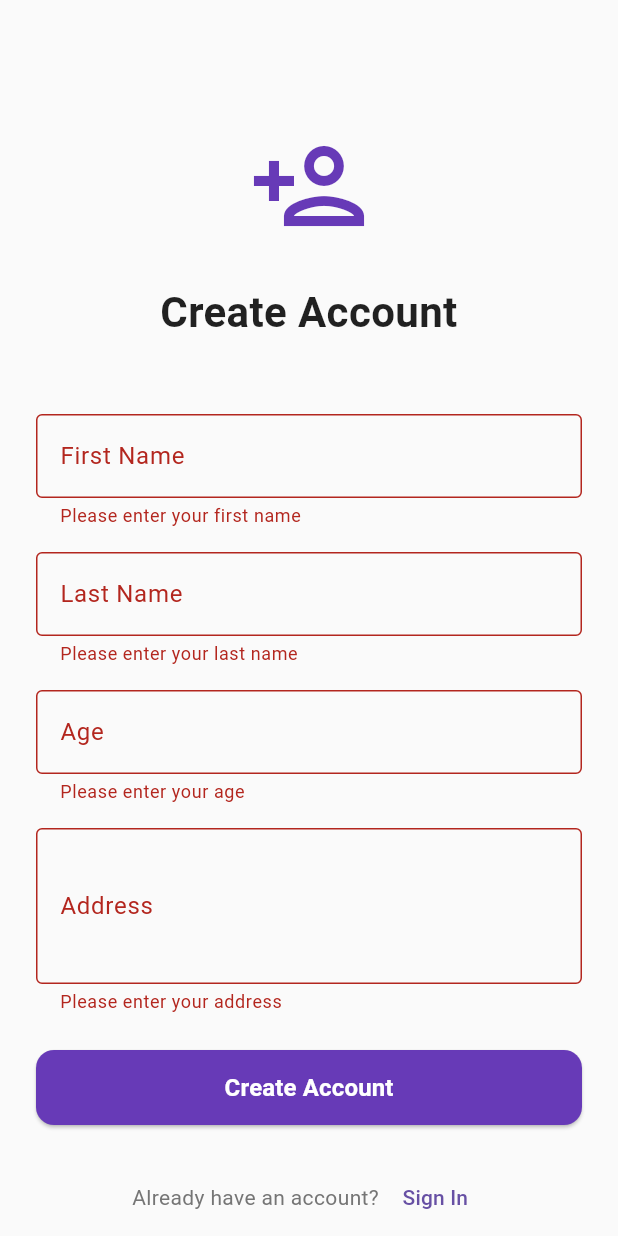
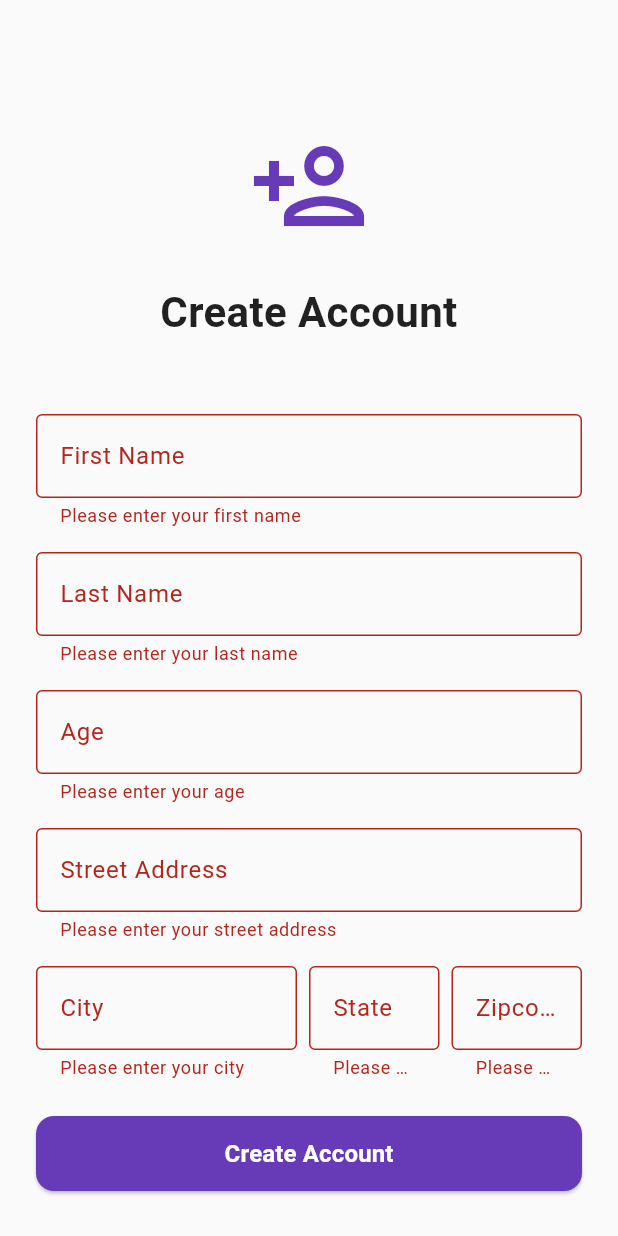
Before and after one commit to JunHan10/Software_Engineering_Mobile, a Flutter app: the RegistrationPage screen opened directly, after a tap on "Create Account", on a phone screen of 412 x 824 dp. Run offline on Flutter 3.47's test engine with Material 3 defaults, Android fonts, the phone set to English and light mode, and no system bars; missing offline and left inert: mongo_dart.

Commit message:
Aligned city, state, and zipcode

```diff
--- a/software_engineering_mobile/lib/registration_page.dart
+++ b/software_engineering_mobile/lib/registration_page.dart
@@ -14,14 +14,20 @@ class _RegistrationPageState extends State<RegistrationPage>{
   final _firstNameController = TextEditingController();
   final _lastNameController = TextEditingController();
   final _ageController = TextEditingController();
-  final _addressController = TextEditingController();
+  final _streetAddressController = TextEditingController();
+  final _cityController = TextEditingController();
+  final _stateController = TextEditingController();
+  final _zipcodeController = TextEditingController();
 
   @override
   void dispose() {
     _firstNameController.dispose();
     _lastNameController.dispose();
     _ageController.dispose();
-    _addressController.dispose();
+    _streetAddressController.dispose();
+    _cityController.dispose();
+    _stateController.dispose();
+    _zipcodeController.dispose();
     super.dispose();
   }
 
@@ -36,7 +42,10 @@ class _RegistrationPageState extends State<RegistrationPage>{
         final firstName = _firstNameController.text.trim();
         final lastName = _lastNameController.text.trim();
         final age = int.parse(_ageController.text.trim());
-        final address = _addressController.text.trim();
+        final streetAddress = _streetAddressController.text.trim();
+        final city = _cityController.text.trim();
+        final state = _stateController.text.trim();
+        final zipcode = _zipcodeController.text.trim();
 
         /*
 
@@ -171,23 +180,79 @@ class _RegistrationPageState extends State<RegistrationPage>{
 
                   const SizedBox(height: 16),
 
-                  // Address Field
+                  // Street Address Field
                   TextFormField(
-                    controller: _addressController,
-                    maxLines: 3,
+                    controller: _streetAddressController,
                     decoration: const InputDecoration(
-                      labelText: 'Address',
+                      labelText: 'Street Address',
                       border: OutlineInputBorder(),
                     ),
-                    onFieldSubmitted: (value) {
-                        _handleRegistration();
-                      },
                     validator: (value) {
                       if (value == null || value.isEmpty) {
-                        return 'Please enter your address';
+                        return 'Please enter your street address';
                       }
                       return null;
                     },
+                  ),
+
+                  const SizedBox(height: 16),
+
+                  // City, State and Zipcode Row
+                  Row(
+                    children: [
+                      Expanded(
+                        flex: 2,
+                        child: TextFormField(
+                          controller: _cityController,
+                          decoration: const InputDecoration(
+                            labelText: 'City',
+                            border: OutlineInputBorder(),
+                          ),
+                          validator: (value) {
+                            if (value == null || value.isEmpty) {
+                              return 'Please enter your city';
+                            }
+                            return null;
+                          },
+                        ),
+                      ),
+                      const SizedBox(width: 8),
+                      Expanded(
+                        child: TextFormField(
+                          controller: _stateController,
+                          decoration: const InputDecoration(
+                            labelText: 'State',
+                            border: OutlineInputBorder(),
+                          ),
+                          validator: (value) {
+                            if (value == null || value.isEmpty) {
+                              return 'Please enter your state';
+                            }
+                            return null;
+                          },
+                        ),
+                      ),
+                      const SizedBox(width: 8),
+                      Expanded(
+                        child: TextFormField(
+                          controller: _zipcodeController,
+                          keyboardType: TextInputType.number,
+                          decoration: const InputDecoration(
+                            labelText: 'Zipcode',
+                            border: OutlineInputBorder(),
+                          ),
+                          onFieldSubmitted: (value) {
+                            _handleRegistration();
+                          },
+                          validator: (value) {
+                            if (value == null || value.isEmpty) {
+                              return 'Please enter your zipcode';
+                            }
+                            return null;
+                          },
+                        ),
+                      ),
+                    ],
                   ),
 
                   const SizedBox(height: 24),
```
